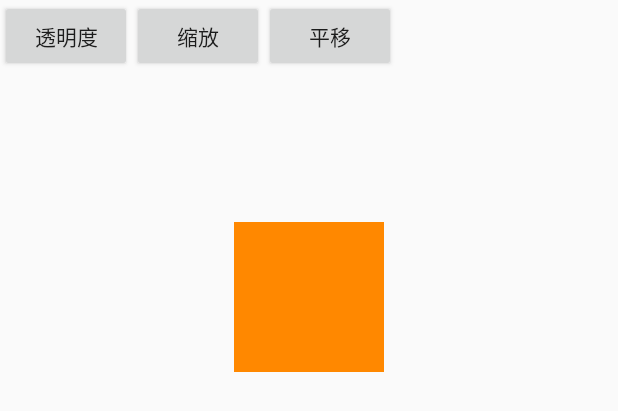
After one commit to huihui4045/AndroidWorkSpace, an Android app: the layout anim.xml on its own in the app's theme, with its tools: preview values and no code run, on a phone screen of 412 x 824 dp. The commit adds this screen. Shown: the top 411 px of the screen. Run offline under Robolectric (Android 15) with nearby library versions, the phone set to English and light mode, and no system bars.

Commit message:
Android  属性动画

```diff
--- a/Android_Custom/app/src/main/java/com/huihi/Data.java
+++ b/Android_Custom/app/src/main/java/com/huihi/Data.java
@@ -12,5 +12,6 @@ public class Data {
     public static final int FLAG_MY_LIST_VIEW = 2;
     public static final int FLAG_MY_LIST_HIDE = 3;
     public static final int FLAG_MY_SCROLL_PULL = 4;
-    public static final int FLAG_SCROLL_VIEW = 4;
+    public static final int FLAG_SCROLL_VIEW = 5;
+    public static final int FLAG_ANIM = 6;
 }
--- a/Android_Custom/app/src/main/java/com/huihi/page/MainActivity.java
+++ b/Android_Custom/app/src/main/java/com/huihi/page/MainActivity.java
@@ -145,6 +145,10 @@ public class MainActivity extends AppCompatActivity
 
                 break;
 
+            case R.id.btn_anim:
+                intent.putExtra(Data.ARG_TYPE,Data.FLAG_ANIM);
+                break;
+
 
         }
         intent.setClass(MainActivity.this, ArcChartActivity.class);
--- /dev/null
+++ b/Android_Custom/app/src/main/res/layout/anim.xml
@@ -0,0 +1,43 @@
+<?xml version="1.0" encoding="utf-8"?>
+<LinearLayout xmlns:android="http://schemas.android.com/apk/res/android"
+    android:layout_width="match_parent"
+    android:layout_height="match_parent"
+    android:orientation="vertical">
+
+    <LinearLayout
+        android:layout_width="match_parent"
+        android:layout_height="wrap_content"
+        android:layout_marginBottom="100dp"
+        android:orientation="horizontal">
+
+        <Button
+            android:onClick="onClick"
+            android:id="@+id/btn_alpha"
+            android:layout_width="wrap_content"
+            android:layout_height="wrap_content"
+            android:text="透明度" />
+
+        <Button
+            android:onClick="onClick"
+            android:id="@+id/btn_scale"
+            android:layout_width="wrap_content"
+            android:layout_height="wrap_content"
+            android:text="缩放" />
+
+        <Button
+            android:onClick="onClick"
+            android:id="@+id/btn_Translation"
+            android:layout_width="wrap_content"
+            android:layout_height="wrap_content"
+            android:text="平移" />
+
+    </LinearLayout>
+
+    <View
+        android:id="@+id/view"
+        android:layout_width="100dp"
+        android:layout_height="100dp"
+        android:layout_gravity="center_horizontal"
+        android:background="@android:color/holo_orange_dark" />
+
+</LinearLayout>
```
Also changed, not shown: Android_Custom/app/src/main/java/com/huihi/page/ArcChartActivity.java (+102 -15 lines), Android_Custom/app/src/main/res/layout/content_main.xml (+10 -0 lines).
